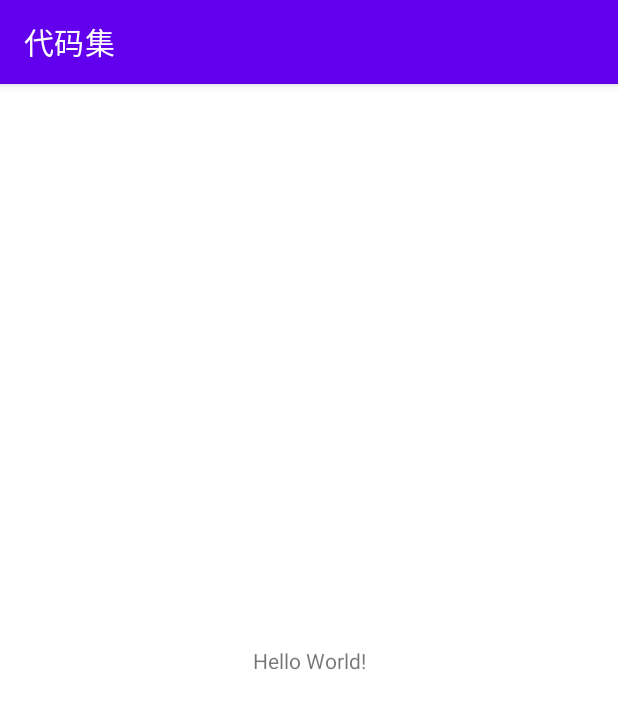
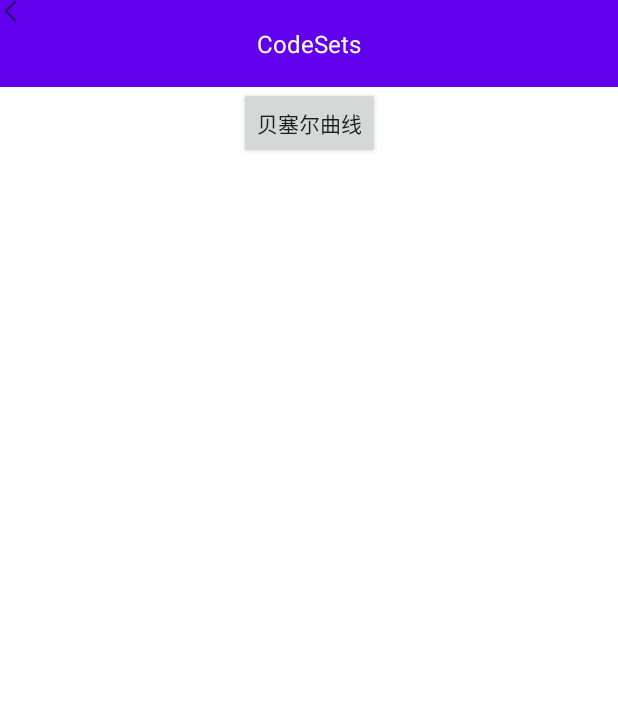
Before and after one commit to JustGHand/myProject, an Android app: the screen it shows after launch (MainActivityView), on a phone screen of 412 x 824 dp. Shown: the top 709 px of the screen. Run offline under Robolectric (Android 15) with nearby library versions, the light colour scheme and no system bars.

Commit message:
基础架构-2021.3.19(2)

```diff
--- a/base/src/main/AndroidManifest.xml
+++ b/base/src/main/AndroidManifest.xml
@@ -17,6 +17,11 @@
                 <category android:name="android.intent.category.LAUNCHER" />
             </intent-filter>
         </activity>
+
+        <!--贝塞尔曲线-->
+        <activity android:name=".activity.view.BezierCurveActivity">
+
+        </activity>
     </application>
 
 </manifest>
--- a/base/src/main/java/com/pw/codeset/activity/view/MainActivityView.java
+++ b/base/src/main/java/com/pw/codeset/activity/view/MainActivityView.java
@@ -1,16 +1,29 @@
 package com.pw.codeset.activity.view;
 
-import androidx.appcompat.app.AppCompatActivity;
-
-import android.os.Bundle;
+import android.content.Intent;
+import android.view.View;
+import android.widget.Button;
 
 import com.pw.codeset.R;
+import com.pw.codeset.base.BaseActivity;
 
-public class MainActivityView extends AppCompatActivity {
+public class MainActivityView extends BaseActivity {
+
+    private Button toBazierButton;
 
     @Override
-    protected void onCreate(Bundle savedInstanceState) {
-        super.onCreate(savedInstanceState);
-        setContentView(R.layout.activity_main);
+    protected int getContentId() {
+        return R.layout.activity_main;
+    }
+
+    @Override
+    protected void initView() {
+        toBazierButton = findViewById(R.id.main_to_bazier);
+        toBazierButton.setOnClickListener(new View.OnClickListener() {
+            @Override
+            public void onClick(View v) {
+                startActivity(new Intent(MainActivityView.this,BezierCurveActivity.class));
+            }
+        });
     }
 }
--- a/base/src/main/java/com/pw/codeset/base/BaseActivity.java
+++ b/base/src/main/java/com/pw/codeset/base/BaseActivity.java
@@ -13,9 +13,12 @@ public abstract class BaseActivity extends Activity {
     protected void onCreate(@Nullable Bundle savedInstanceState) {
         super.onCreate(savedInstanceState);
         setContentView(getContentId());
+        initView();
     }
 
 
     protected abstract int getContentId();
 
+    protected abstract void initView();
+
 }
--- /dev/null
+++ b/base/src/main/java/com/pw/codeset/weidgt/ActivityHeaderView.java
@@ -0,0 +1,47 @@
+package com.pw.codeset.weidgt;
+
+import android.content.Context;
+import android.content.res.TypedArray;
+import android.util.AttributeSet;
+import android.view.LayoutInflater;
+import android.widget.TextView;
+
+import androidx.constraintlayout.widget.ConstraintLayout;
+
+import com.pw.codeset.R;
+
+public class ActivityHeaderView extends ConstraintLayout {
+
+    private IconImageView mBackView;
+    private TextView mTitleTextView;
+
+    public ActivityHeaderView(Context context) {
+        super(context);
+        initView(context);
+    }
+
+    public ActivityHeaderView(Context context, AttributeSet attrs) {
+        super(context, attrs);
+        initView(context);
+        initAttrs(context,attrs);
+    }
+
+    public ActivityHeaderView(Context context, AttributeSet attrs, int defStyleAttr) {
+        super(context, attrs, defStyleAttr);
+        initView(context);
+        initAttrs(context,attrs);
+    }
+
+    private void initView(Context context) {
+        LayoutInflater.from(context).inflate(R.layout.view_acitivity_header, this, true);
+        mBackView = this.findViewById(R.id.activity_header_backview);
+        mTitleTextView = this.findViewById(R.id.activity_header_title);
+    }
+
+    private void initAttrs(Context context, AttributeSet attributeSet) {
+        TypedArray typedArray = context.obtainStyledAttributes(attributeSet, R.styleable.ActivityHeaderView);
+        String titleText = typedArray.getString(R.styleable.ActivityHeaderView_title_text);
+        mTitleTextView.setText(titleText);
+    }
+
+}
--- /dev/null
+++ b/base/src/main/java/com/pw/codeset/weidgt/IconImageView.java
@@ -0,0 +1,30 @@
+package com.pw.codeset.weidgt;
+
+import android.content.Context;
+import android.graphics.Typeface;
+import android.util.AttributeSet;
+import android.widget.TextView;
+
+public class IconImageView extends androidx.appcompat.widget.AppCompatTextView {
+
+    public IconImageView(Context context) {
+        super(context);
+        initView(context);
+    }
+
+    public IconImageView(Context context, AttributeSet attrs) {
+        super(context, attrs);
+        initView(context);
+    }
+
+    public IconImageView(Context context, AttributeSet attrs, int defStyleAttr) {
+        super(context, attrs, defStyleAttr);
+        initView(context);
+    }
+
+    private void initView(Context context) {
+        Typeface typeface = Typeface.createFromAsset(context.getAssets(), "iconfont.ttf");
+        this.setTypeface(typeface);
+    }
+
+}
--- a/base/src/main/res/layout/activity_main.xml
+++ b/base/src/main/res/layout/activity_main.xml
@@ -6,13 +6,22 @@
     android:layout_height="match_parent"
     tools:context=".activity.view.MainActivityView">
 
-    <TextView
+    <com.pw.codeset.weidgt.ActivityHeaderView
+        android:id="@+id/main_header"
+        android:layout_width="0dp"
+        android:layout_height="wrap_content"
+        app:title_text="@string/main_activity"
+        app:layout_constraintStart_toStartOf="parent"
+        app:layout_constraintEnd_toEndOf="parent"
+        app:layout_constraintTop_toTopOf="parent" />
+
+    <Button
+        android:id="@+id/main_to_bazier"
         android:layout_width="wrap_content"
         android:layout_height="wrap_content"
-        android:text="Hello World!"
-        app:layout_constraintBottom_toBottomOf="parent"
-        app:layout_constraintLeft_toLeftOf="parent"
-        app:layout_constraintRight_toRightOf="parent"
-        app:layout_constraintTop_toTopOf="parent" />
+        android:text="@string/bezier_activity"
+        app:layout_constraintStart_toStartOf="parent"
+        app:layout_constraintEnd_toEndOf="parent"
+        app:layout_constraintTop_toBottomOf="@id/main_header"/>
 
 </androidx.constraintlayout.widget.ConstraintLayout>
--- /dev/null
+++ b/base/src/main/res/layout/view_acitivity_header.xml
@@ -0,0 +1,31 @@
+<?xml version="1.0" encoding="utf-8"?>
+<androidx.constraintlayout.widget.ConstraintLayout xmlns:android="http://schemas.android.com/apk/res/android"
+    android:layout_width="match_parent"
+    android:layout_height="wrap_content"
+    xmlns:app="http://schemas.android.com/apk/res-auto">
+
+
+    <TextView
+        android:id="@+id/activity_header_title"
+        android:layout_width="match_parent"
+        android:layout_height="@dimen/activity_header_height"
+        android:text="ActivityName"
+        android:textSize="@dimen/activity_title_textsize"
+        android:textColor="@color/activity_header_textcolor"
+        android:background="@color/activity_header_backcolor"
+        android:gravity="center"
+        app:layout_constraintStart_toStartOf="parent"
+        app:layout_constraintTop_toTopOf="parent"
+        app:layout_constraintEnd_toEndOf="parent"
+        />
+
+    <com.pw.codeset.weidgt.IconImageView
+        android:id="@+id/activity_header_backview"
+        android:layout_width="@dimen/activity_header_height"
+        android:layout_height="@dimen/activity_header_height"
+        android:text="&#xe609;"
+        app:layout_constraintStart_toStartOf="parent"
+        app:layout_constraintTop_toTopOf="parent"
+        />
+
+</androidx.constraintlayout.widget.ConstraintLayout>
--- a/base/src/main/res/values/colors.xml
+++ b/base/src/main/res/values/colors.xml
@@ -9,5 +9,6 @@
     <color name="white">#FFFFFFFF</color>
 
 
-    <color name="activity_title_textcolor">#000000</color>
+    <color name="activity_header_textcolor">#ffffff</color>
+    <color name="activity_header_backcolor">#FF6200EE</color>
 </resources>
--- a/base/src/main/res/values/dimen.xml
+++ b/base/src/main/res/values/dimen.xml
@@ -2,5 +2,6 @@
 <resources>
 
     <dimen name="activity_title_textsize">16sp</dimen>
+    <dimen name="activity_header_height">58dp</dimen>
 
 </resources>
--- a/base/src/main/res/values/strings.xml
+++ b/base/src/main/res/values/strings.xml
@@ -1,5 +1,6 @@
 <resources>
     <string name="app_name">代码集</string>
 
+    <string name="main_activity">CodeSets</string>
     <string name="bezier_activity">贝塞尔曲线</string>
 </resources>
--- /dev/null
+++ b/base/src/main/res/values/style.xml
@@ -0,0 +1,2 @@
+<?xml version="1.0" encoding="utf-8"?>
+<resources></resources>
```
Also changed, not shown: base/src/main/java/com/pw/codeset/activity/view/BezierCurveActivity.java (+12 -1 lines), base/src/main/res/layout/activity_bezier.xml (+6 -9 lines), base/src/main/res/values/attrs.xml (added, +8 -0 lines), base/src/main/assets/iconfont.ttf (added).
